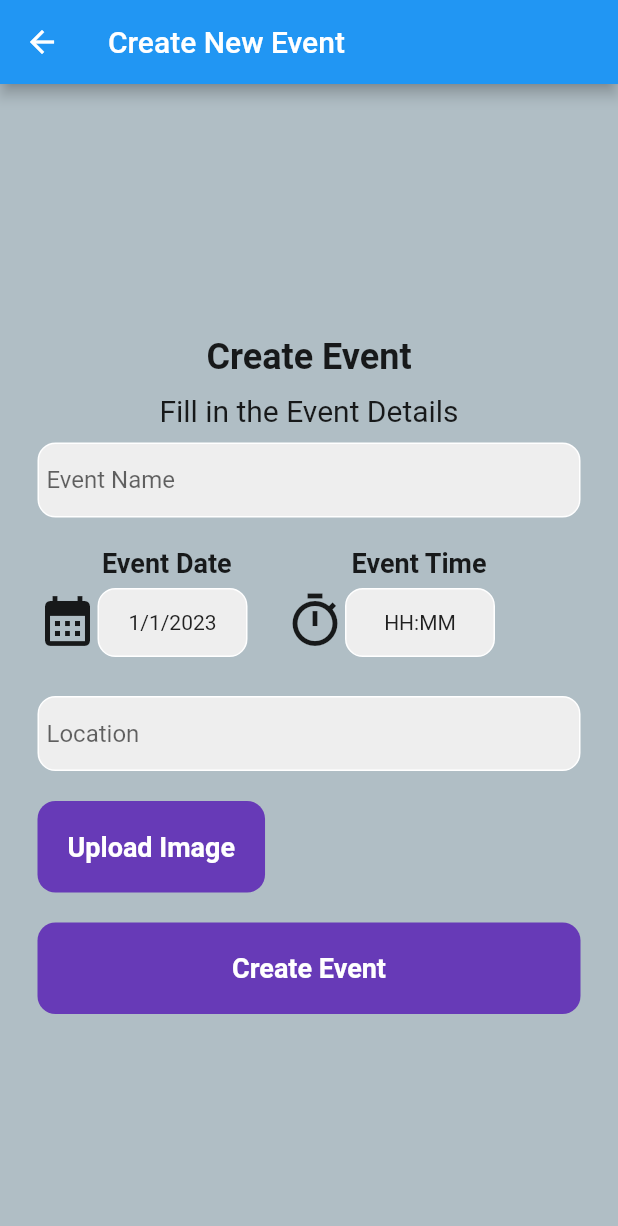
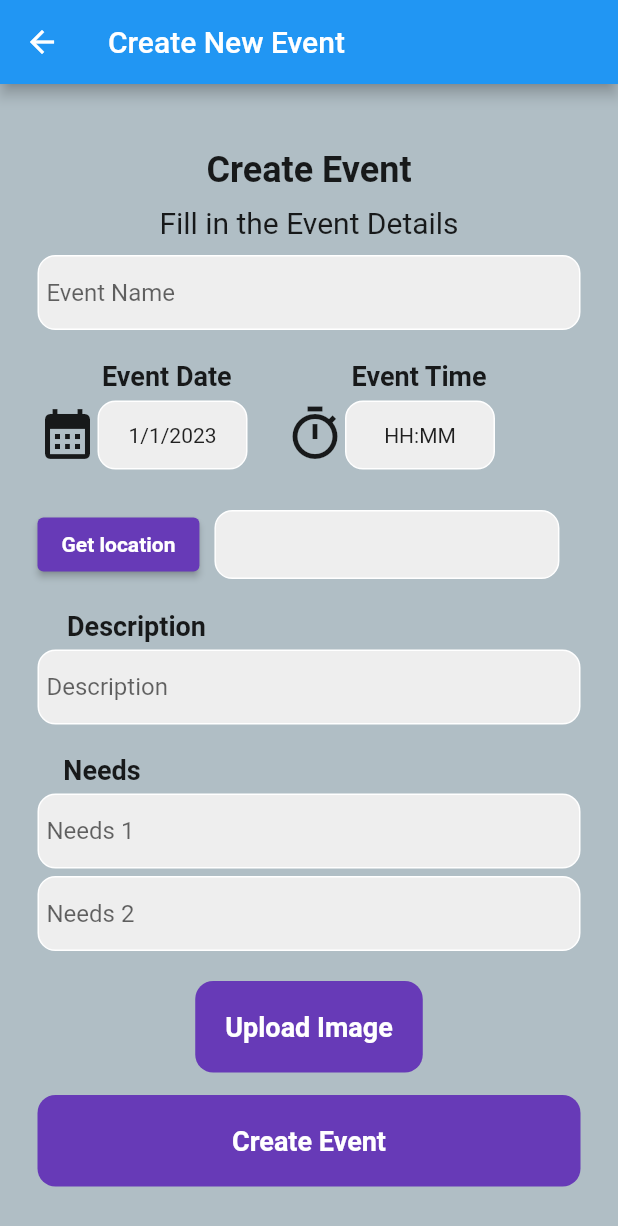
Before and after one commit to irfantijanie8/volprog, a Flutter app: the screen it shows once a user with an empty profile is signed in, after a tap on "Register Event", on a phone screen of 412 x 824 dp. Shown: the top 1226 px of the screen. Run offline on Flutter 3.47's test engine with Material 2 defaults, Android fonts, the light colour scheme and no system bars; our stand-ins replace cloud_firestore, file_picker, firebase_auth, firebase_core, firebase_storage, geocoding and 3 more; missing offline and left inert: dart:ffi, flutter_google_places_hoc081098, google_api_headers, google_maps_webservice; accounts and stored records are empty.

Commit message:
third commit

```diff
--- a/lib/create_event.dart
+++ b/lib/create_event.dart
@@ -1,3 +1,4 @@
+import 'dart:ffi';
 import 'dart:io';
 
 import 'package:cloud_firestore/cloud_firestore.dart';
@@ -5,6 +6,8 @@ import 'package:firebase_auth/firebase_auth.dart';
 import 'package:firebase_storage/firebase_storage.dart';
 import 'package:flutter/material.dart';
 import 'package:file_picker/file_picker.dart';
+
+import 'pickmap.dart';
 
 class createEvent extends StatefulWidget {
   const createEvent({super.key});
@@ -26,18 +29,23 @@ class _createEventState extends State<createEvent> {
   String dateFormat = 'DD/MM/YY';
   String timeFormat = 'HH:MM';
 
+  String latitude = '';
+  String longitude = '';
+  String place = '';
+  var info = new Map();
+
   //controller
   final _eventNameController = TextEditingController();
-  final _eventDateController = TextEditingController();
-  final _eventTimeController = TextEditingController();
-  final _eventLocationController = TextEditingController();
+  final _eventDescriptionController = TextEditingController();
+  final _eventNeeds1Controller = TextEditingController();
+  final _eventNeeds2Controller = TextEditingController();
 
   @override
   void dispose() {
     _eventNameController.dispose();
-    _eventDateController.dispose();
-    _eventTimeController.dispose();
-    _eventLocationController.dispose();
+    _eventDescriptionController.dispose();
+    _eventNeeds1Controller.dispose();
+    _eventNeeds2Controller.dispose();
   }
 
   //upload file
@@ -67,9 +75,15 @@ class _createEventState extends State<createEvent> {
 
     DocumentReference docRef =
         await FirebaseFirestore.instance.collection('event').add({
+      'organizer': user.uid,
       'event name': _eventNameController.text.trim(),
       'event date': '${eventDate.day}/${eventDate.month}/${eventDate.year}',
       'event time': '${eventTime.hour}:${eventTime.minute}',
+      'latitude': latitude,
+      'longitude': longitude,
+      'description': _eventDescriptionController.text.trim(),
+      'needs 1': _eventNeeds1Controller.text.trim(),
+      'needs 2': _eventNeeds2Controller.text.trim(),
     });
 
     await FirebaseFirestore.instance
@@ -79,6 +93,7 @@ class _createEventState extends State<createEvent> {
       'event id': docRef.id,
     });
     if (pickedFile!.name != "") uploadFile(docRef);
+
     Navigator.pop(context);
   }
 
@@ -95,7 +110,7 @@ class _createEventState extends State<createEvent> {
             child: Column(
               mainAxisAlignment: MainAxisAlignment.center,
               children: [
-                SizedBox(height: 20),
+                SizedBox(height: 10),
                 Text(
                   'Create Event',
                   style: TextStyle(
@@ -243,10 +258,55 @@ class _createEventState extends State<createEvent> {
                     ),
                   ],
                 ),
-
                 SizedBox(height: 20),
 
-                //time textfield
+                //text get location
+                // Text('Location',
+                //     style:
+                //         TextStyle(fontSize: 18, fontWeight: FontWeight.bold)),
+
+                //get location
+                Row(
+                  children: [
+                    SelectionButton(onInfoChanged: (newInfo) {
+                      info = newInfo;
+                      setState(() {
+                        place = info["places"];
+                        latitude = info['latitude'];
+                        longitude = info['longitude'];
+                      });
+                    }),
+
+                    //location box
+                    Padding(
+                      padding: const EdgeInsets.symmetric(horizontal: 10),
+                      child: Container(
+                        decoration: BoxDecoration(
+                          color: Colors.grey[200],
+                          border: Border.all(color: Colors.white),
+                          borderRadius: BorderRadius.circular(12),
+                        ),
+                        width: 230,
+                        height: 46,
+                        child: Center(
+                          child: Text(
+                            (place),
+                            style: TextStyle(fontSize: 14),
+                          ),
+                        ),
+                      ),
+                    ),
+                  ],
+                ),
+                SizedBox(height: 20),
+
+                //Description
+                Padding(
+                  padding: const EdgeInsets.only(bottom: 5.0, right: 230),
+                  child: Text('Description',
+                      style:
+                          TextStyle(fontSize: 18, fontWeight: FontWeight.bold)),
+                ),
                 Padding(
                   padding: const EdgeInsets.symmetric(horizontal: 25.0),
                   child: Container(
@@ -256,13 +316,67 @@ class _createEventState extends State<createEvent> {
                       borderRadius: BorderRadius.circular(12),
                     ),
                     child: Padding(
-                      padding: const EdgeInsets.symmetric(horizontal: 5.0),
+                      padding: const EdgeInsets.symmetric(horizontal: 5),
                       child: TextField(
-                        controller: _eventLocationController,
-                        obscureText: true,
+                        keyboardType: TextInputType.multiline,
+                        maxLines: null,
+                        controller: _eventDescriptionController,
                         decoration: InputDecoration(
                           border: InputBorder.none,
-                          hintText: 'Location',
+                          hintText: 'Description',
+                        ),
+                      ),
+                    ),
+                  ),
+                ),
+                SizedBox(height: 20),
+
+                //Needs
+                Padding(
+                  padding: const EdgeInsets.only(bottom: 5.0, right: 276),
+                  child: Text('Needs',
+                      style:
+                          TextStyle(fontSize: 18, fontWeight: FontWeight.bold)),
+                ),
+                Padding(
+                  padding: const EdgeInsets.symmetric(horizontal: 25.0),
+                  child: Container(
+                    decoration: BoxDecoration(
+                      color: Colors.grey[200],
+                      border: Border.all(color: Colors.white),
+                      borderRadius: BorderRadius.circular(12),
+                    ),
+                    child: Padding(
+                      padding: const EdgeInsets.symmetric(horizontal: 5),
+                      child: TextField(
+                        controller: _eventNeeds1Controller,
+                        decoration: InputDecoration(
+                          border: InputBorder.none,
+                          hintText: 'Needs 1',
+                        ),
+                      ),
+                    ),
+                  ),
+                ),
+                Padding(
+                  padding: const EdgeInsets.only(
+                    left: 25,
+                    right: 25,
+                    top: 5,
+                  ),
+                  child: Container(
+                    decoration: BoxDecoration(
+                      color: Colors.grey[200],
+                      border: Border.all(color: Colors.white),
+                      borderRadius: BorderRadius.circular(12),
+                    ),
+                    child: Padding(
+                      padding: const EdgeInsets.symmetric(horizontal: 5),
+                      child: TextField(
+                        controller: _eventNeeds2Controller,
+                        decoration: InputDecoration(
+                          border: InputBorder.none,
+                          hintText: 'Needs 2',
                         ),
                       ),
                     ),
@@ -272,6 +386,7 @@ class _createEventState extends State<createEvent> {
 
                 //insert image
                 Row(
+                  mainAxisAlignment: MainAxisAlignment.center,
                   children: [
                     Padding(
                       padding: const EdgeInsets.symmetric(horizontal: 25),
@@ -314,7 +429,7 @@ class _createEventState extends State<createEvent> {
                             fontSize: 12, fontWeight: FontWeight.bold)),
                   ),
 
-                SizedBox(height: 20),
+                SizedBox(height: 15),
                 //create event button
                 Padding(
                   padding: const EdgeInsets.symmetric(horizontal: 25),
@@ -344,3 +459,66 @@ class _createEventState extends State<createEvent> {
     );
   }
 }
+
+//get data from widget
+class SelectionButton extends StatefulWidget {
+  final ValueChanged<Map> onInfoChanged;
+
+  const SelectionButton({Key? key, required this.onInfoChanged})
+      : super(key: key);
+
+  @override
+  State<SelectionButton> createState() => _SelectionButtonState();
+}
+
+class _SelectionButtonState extends State<SelectionButton> {
+  late var result = new Map();
+  @override
+  Widget build(BuildContext context) {
+    return Padding(
+      padding: const EdgeInsets.only(left: 25.0),
+      child: ElevatedButton(
+        onPressed: () async {
+          result = await _navigateAndDisplaySelection(context);
+          widget.onInfoChanged(result);
+        },
+        style: ElevatedButton.styleFrom(
+            primary: Colors.deepPurple,
+            textStyle: TextStyle(
+              fontSize: 14,
+              fontWeight: FontWeight.bold,
+            )),
+        child: const Text('Get location'),
+      ),
+    );
+  }
+
+  // A method that launches the SelectionScreen and awaits the result from
+  // Navigator.pop.
+  Future<Map> _navigateAndDisplaySelection(BuildContext context) async {
+    // Navigator.push returns a Future that completes after calling
+    // Navigator.pop on the Selection Screen.
+
+    final result = await Navigator.push(
+      context,
+      MaterialPageRoute(builder: (context) => Home()),
+    );
+
+    // When a BuildContext is used from a StatefulWidget, the mounted property
+    // must be checked after an asynchronous gap.
+    if (!mounted)
+      return {
+        "latitude": "",
+        "longitude": "",
+        "places": "",
+      };
+
+    // After the Selection Screen returns a result, hide any previous snackbars
+    // and show the new result.
+    ScaffoldMessenger.of(context)
+      ..removeCurrentSnackBar()
+      ..showSnackBar(SnackBar(content: Text(result['latitude'])));
+
+    return result;
+  }
+}
--- a/lib/home_page.dart
+++ b/lib/home_page.dart
@@ -3,6 +3,8 @@ import 'package:firebase_auth/firebase_auth.dart';
 import 'package:flutter/material.dart';
 import 'package:volprog/create_event.dart';
 import 'package:volprog/get_user_name.dart';
+
+import 'pickmap.dart';
 
 class HomePage extends StatefulWidget {
   const HomePage({super.key});
@@ -52,6 +54,19 @@ class _HomePageState extends State<HomePage> {
               primary: Colors.purple,
             ),
           ),
+
+          //testmap
+          ElevatedButton(
+            child: Text('test map'),
+            onPressed: () {
+              Navigator.push(
+                  context, MaterialPageRoute(builder: (context) => Home()));
+            },
+            style: ElevatedButton.styleFrom(
+              primary: Colors.purple,
+            ),
+          ),
+
           Expanded(
               child: FutureBuilder(
             future: getDocId(),
```
Also changed, not shown: lib/pickmap.dart (added, +170 -0 lines), pubspec.yaml (+12 -4 lines), assets/images/picker.png (added), pubspec.lock, 5 other files.
